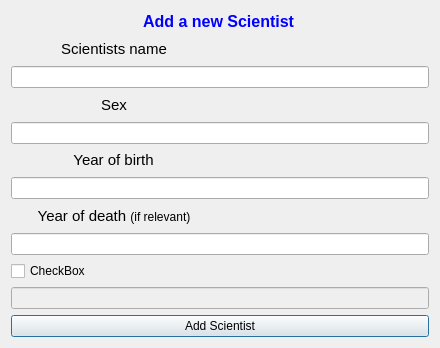
Qt form Group36W3/ui/addscientistdialog.ui (skulia15/Group36) before a commit.
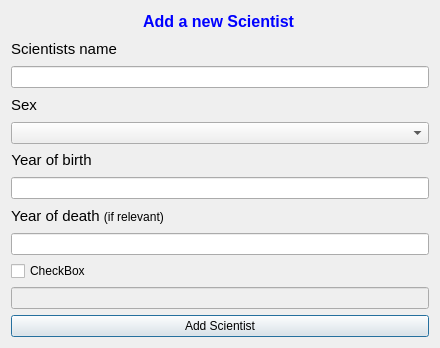
The same form after that commit.

The edit to the form file:
```diff
--- a/Group36W3/ui/addscientistdialog.ui
+++ b/Group36W3/ui/addscientistdialog.ui
@@ -26,7 +26,7 @@
    </item>
    <item>
     <layout class="QHBoxLayout" name="horizontalLayout">
-     <item>
+     <item alignment="Qt::AlignLeft">
       <widget class="QLabel" name="label_input_label">
        <property name="text">
         <string>&lt;html&gt;&lt;head/&gt;&lt;body&gt;&lt;p align=&quot;center&quot;&gt;&lt;span style=&quot; font-size:11pt;&quot;&gt;Scientists name&lt;/span&gt;&lt;/p&gt;&lt;/body&gt;&lt;/html&gt;</string>
@@ -50,7 +50,7 @@
    </item>
    <item>
     <layout class="QHBoxLayout" name="horizontalLayout_2">
-     <item>
+     <item alignment="Qt::AlignLeft">
       <widget class="QLabel" name="label_input_sex">
        <property name="text">
         <string>&lt;html&gt;&lt;head/&gt;&lt;body&gt;&lt;p align=&quot;center&quot;&gt;&lt;span style=&quot; font-size:11pt;&quot;&gt;Sex&lt;/span&gt;&lt;/p&gt;&lt;/body&gt;&lt;/html&gt;</string>
@@ -67,11 +67,11 @@
     </layout>
    </item>
    <item>
-    <widget class="QLineEdit" name="input_sex"/>
+    <widget class="QComboBox" name="comboBox_sex"/>
    </item>
    <item>
     <layout class="QHBoxLayout" name="horizontalLayout_3">
-     <item alignment="Qt::AlignHCenter">
+     <item alignment="Qt::AlignLeft">
       <widget class="QLabel" name="label_year_of_birth">
        <property name="text">
         <string>&lt;html&gt;&lt;head/&gt;&lt;body&gt;&lt;p align=&quot;center&quot;&gt;&lt;span style=&quot; font-size:11pt;&quot;&gt;Year of birth&lt;/span&gt;&lt;/p&gt;&lt;/body&gt;&lt;/html&gt;</string>
@@ -92,7 +92,7 @@
    </item>
    <item>
     <layout class="QHBoxLayout" name="horizontalLayout_4">
-     <item>
+     <item alignment="Qt::AlignLeft">
       <widget class="QLabel" name="label_year_of_death">
        <property name="text">
         <string>&lt;html&gt;&lt;head/&gt;&lt;body&gt;&lt;p align=&quot;center&quot;&gt;&lt;span style=&quot; font-size:11pt;&quot;&gt;Year of death &lt;/span&gt;&lt;span style=&quot; font-size:9pt;&quot;&gt;(if relevant)&lt;/span&gt;&lt;/p&gt;&lt;/body&gt;&lt;/html&gt;</string>
```
